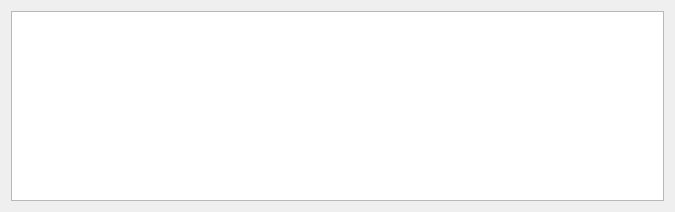
This is app/ui/log.ui in ctpbee/ctpbee_desktop as Qt 5 draws it before an edit. The edited form follows.
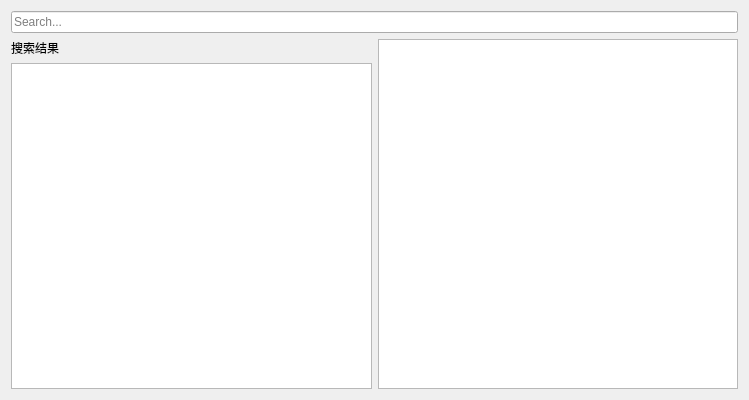
This is the edited form. Icons and pictures are not drawn.

Patch:
```diff
--- a/app/ui/log.ui
+++ b/app/ui/log.ui
@@ -6,8 +6,8 @@
    <rect>
     <x>0</x>
     <y>0</y>
-    <width>675</width>
-    <height>212</height>
+    <width>749</width>
+    <height>400</height>
    </rect>
   </property>
   <property name="minimumSize">
@@ -31,7 +31,32 @@
   </property>
   <layout class="QVBoxLayout" name="verticalLayout_2">
    <item>
-    <layout class="QVBoxLayout" name="verticalLayout">
+    <layout class="QHBoxLayout" name="horizontalLayout">
+     <item>
+      <widget class="QLineEdit" name="kw">
+       <property name="placeholderText">
+        <string>Search...</string>
+       </property>
+      </widget>
+     </item>
+    </layout>
+   </item>
+   <item>
+    <layout class="QHBoxLayout" name="horizontalLayout_2">
+     <item>
+      <layout class="QVBoxLayout" name="verticalLayout">
+       <item>
+        <widget class="QLabel" name="label">
+         <property name="text">
+          <string>搜索结果</string>
+         </property>
+        </widget>
+       </item>
+       <item>
+        <widget class="QListWidget" name="search_list"/>
+       </item>
+      </layout>
+     </item>
      <item>
       <widget class="QListWidget" name="log_list"/>
      </item>
```
